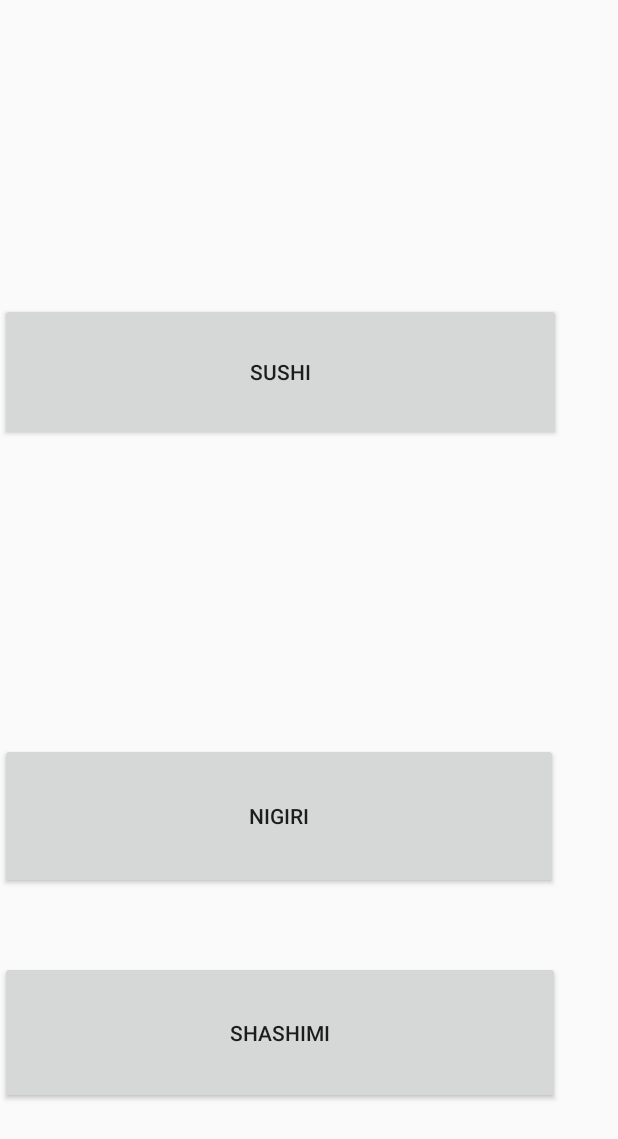
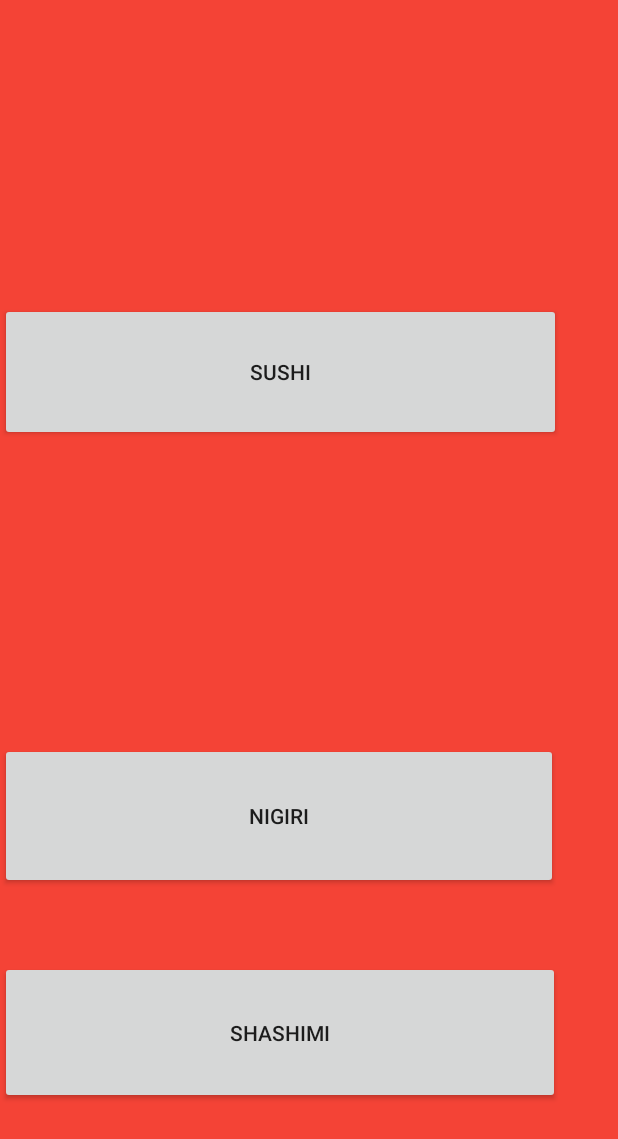
Before and after one commit to Thedonutz/My-Sushi, an Android app: the screen it shows after launch (MainActivityMenu), on a phone screen of 412 x 824 dp. Shown: the top 1139 px of the screen. Run offline under Robolectric (Android 15) with nearby library versions, the phone set to English and light mode, and no system bars.

Commit message:
added in Screen orientation lock and trails with color schemes

```diff
--- a/app/src/main/AndroidManifest.xml
+++ b/app/src/main/AndroidManifest.xml
@@ -3,6 +3,7 @@
     package="com.umkc.jeff.morgan.mysushi">
 
     <application
+        android:screenOrientation="portrait"
         android:allowBackup="true"
         android:icon="@mipmap/ic_launcher"
         android:label="@string/app_name"
--- a/app/src/main/res/layout/activity_main_menu.xml
+++ b/app/src/main/res/layout/activity_main_menu.xml
@@ -2,6 +2,7 @@
 <android.support.constraint.ConstraintLayout xmlns:android="http://schemas.android.com/apk/res/android"
     xmlns:app="http://schemas.android.com/apk/res-auto"
     xmlns:tools="http://schemas.android.com/tools"
+    android:background="#F44336"
     android:layout_width="match_parent"
     android:layout_height="match_parent"
     tools:context="com.umkc.jeff.morgan.mysushi.MainActivityMenu">
```
